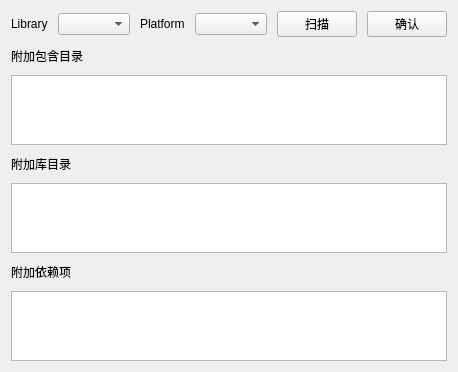
The window that ui/library_auto_scan_widget.ui (azh-1415926/VSATEditor) describes before a commit, drawn with Qt 5.
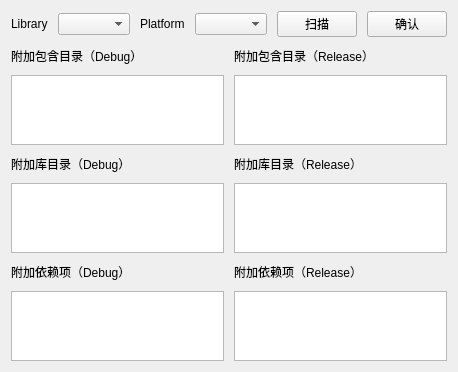
The same window after the commit.

Commit message: version 0.4.1, added scanning for the Debug library, and newly added scanning for the OpenCV and VTK libraries.

```diff
--- a/ui/library_auto_scan_widget.ui
+++ b/ui/library_auto_scan_widget.ui
@@ -15,41 +15,48 @@
   </property>
   <layout class="QVBoxLayout" name="verticalLayout">
    <item>
-    <layout class="QGridLayout" name="gridLayout_5" columnstretch="0">
+    <layout class="QGridLayout" name="gridLayout_5" columnstretch="0,0">
      <property name="spacing">
       <number>10</number>
      </property>
-     <item row="3" column="0">
-      <widget class="QTextEdit" name="incs_edit"/>
-     </item>
      <item row="5" column="0">
       <widget class="QTextEdit" name="lib_dir_edit"/>
      </item>
      <item row="7" column="0">
-      <widget class="QTextEdit" name="libs_edit"/>
-     </item>
-     <item row="6" column="0">
-      <widget class="QLabel" name="label">
-       <property name="text">
-        <string>附加依赖项</string>
-       </property>
-      </widget>
+      <widget class="QTextEdit" name="libs_edit_dbg"/>
      </item>
      <item row="2" column="0">
       <widget class="QLabel" name="label_2">
        <property name="text">
-        <string>附加包含目录</string>
+        <string>附加包含目录（Debug）</string>
        </property>
       </widget>
      </item>
+     <item row="6" column="0">
+      <widget class="QLabel" name="label">
+       <property name="text">
+        <string>附加依赖项（Debug）</string>
+       </property>
+      </widget>
+     </item>
+     <item row="3" column="0">
+      <widget class="QTextEdit" name="incs_edit_dbg"/>
+     </item>
      <item row="4" column="0">
       <widget class="QLabel" name="label_3">
        <property name="text">
-        <string>附加库目录</string>
+        <string>附加库目录（Debug）</string>
        </property>
       </widget>
      </item>
-     <item row="1" column="0">
+     <item row="2" column="1">
+      <widget class="QLabel" name="label_6">
+       <property name="text">
+        <string>附加包含目录（Release）</string>
+       </property>
+      </widget>
+     </item>
+     <item row="1" column="0" colspan="2">
       <layout class="QHBoxLayout" name="horizontalLayout_2" stretch="2,1,2,1,1,0">
        <item>
         <widget class="QLabel" name="label_4">
@@ -87,6 +94,29 @@
        </item>
       </layout>
      </item>
+     <item row="3" column="1">
+      <widget class="QTextEdit" name="incs_edit_rel"/>
+     </item>
+     <item row="5" column="1">
+      <widget class="QTextEdit" name="lib_dir_edit_rel"/>
+     </item>
+     <item row="7" column="1">
+      <widget class="QTextEdit" name="libs_edit_rel"/>
+     </item>
+     <item row="6" column="1">
+      <widget class="QLabel" name="label_7">
+       <property name="text">
+        <string>附加依赖项（Release）</string>
+       </property>
+      </widget>
+     </item>
+     <item row="4" column="1">
+      <widget class="QLabel" name="label_8">
+       <property name="text">
+        <string>附加库目录（Release）</string>
+       </property>
+      </widget>
+     </item>
     </layout>
    </item>
   </layout>
```
Left out of the diff: 2 changed lines with no effect on the pictures. The commit also changes 5 other files.
